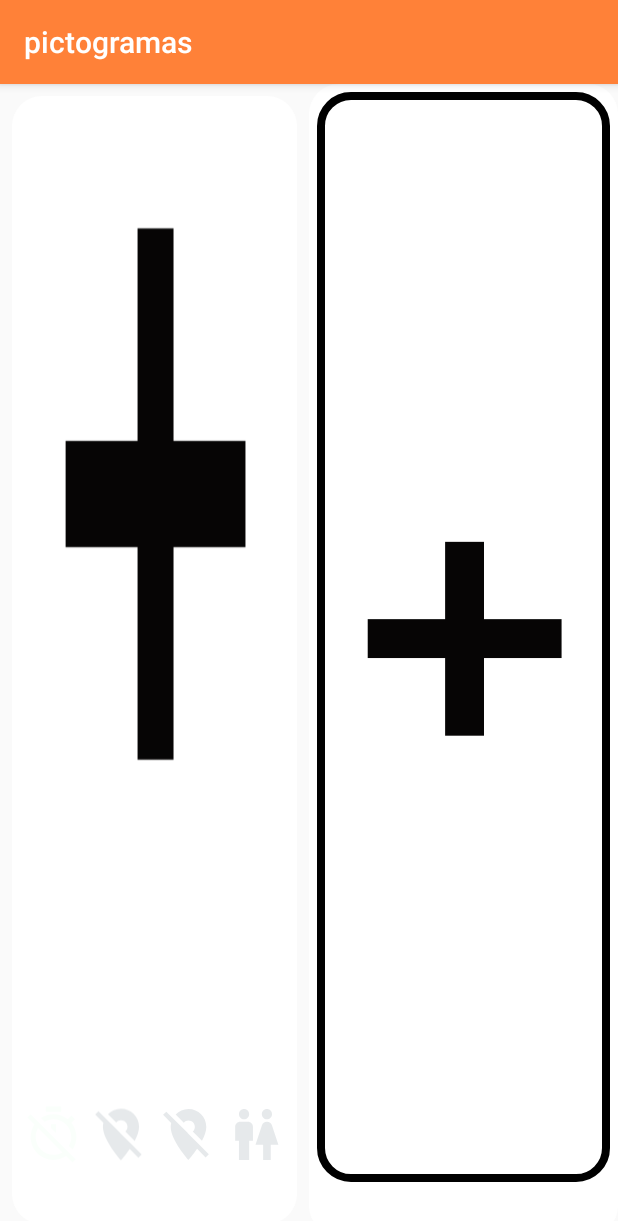
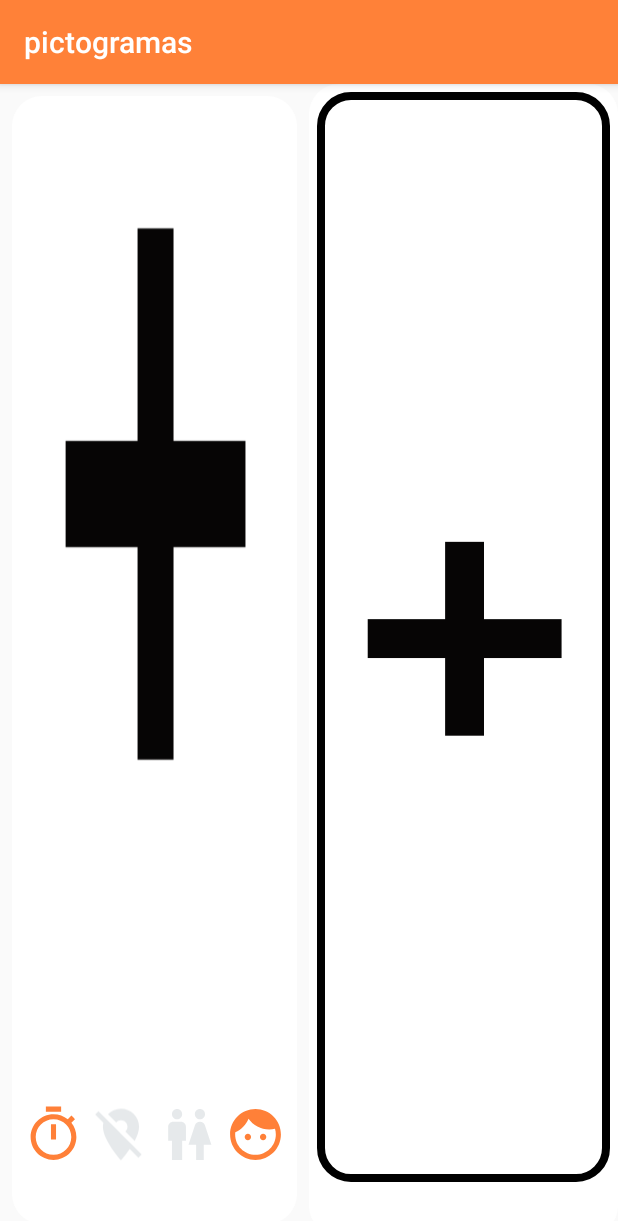
Before and after one commit to OTTAA-Project/PictogramsLibrary, an Android app: the screen it shows after launch (MainActivity), on a phone screen of 412 x 824 dp. Shown: the top 1221 px of the screen. Run offline under Robolectric (Android 15) with nearby library versions, the phone set to English and light mode, and no system bars; pictures from the network do not load; 4 statements that could not run were skipped.

Commit message:
version 0.1.8.18 prerelease

```diff
--- a/app/pictogramslibrary/src/main/java/com/stonefacesoft/pictogramslibrary/Classes/OTTAAProjectObjects.java
+++ b/app/pictogramslibrary/src/main/java/com/stonefacesoft/pictogramslibrary/Classes/OTTAAProjectObjects.java
@@ -172,6 +172,8 @@ public class OTTAAProjectObjects {
         this.id=manager.JsonObjectGetInt(object,"id","PictogramLibrary");
     }
 
+
+
     public void setLocale(String locale) {
         this.locale = locale;
     }
--- a/app/pictogramslibrary/src/main/java/com/stonefacesoft/pictogramslibrary/view/GroupView.java
+++ b/app/pictogramslibrary/src/main/java/com/stonefacesoft/pictogramslibrary/view/GroupView.java
@@ -104,18 +104,25 @@ public class GroupView extends TarjetView{
             else
                 glideAttatcher.useDiskCacheStrategy().loadDrawable(Uri.parse(pictogramsLibraryGroup.getUrl()),this.icon);
         }
-        loadPictogram(pictogramsLibraryGroup.getLocation(),this.getResources().getDrawable(R.drawable.ic_location_on_black_24dp),this.getResources().getDrawable(R.drawable.ic_location_off_black_24dp),tagUbicacion);
-        loadPictogram(pictogramsLibraryGroup.getAge(),this.getResources().getDrawable(R.drawable.ic_baseline_wc_24),this.getResources().getDrawable(R.drawable.ic_baseline_disable_24),tagSexo);
-        loadPictogram(pictogramsLibraryGroup.getGender(),this.getResources().getDrawable(R.drawable.ic_face_black_on_24dp),this.getResources().getDrawable(R.drawable.ic_location_off_black_24dp),tagEdad);
-        loadPictogram(pictogramsLibraryGroup.getHour(),this.getResources().getDrawable(R.drawable.ic_timer_black_24dp),this.getResources().getDrawable(R.drawable.ic_timer_off_black_24dp),tagHora);
-    }
+  }
 
-    private void loadPictogram(JSONArray array,Drawable drawable,Drawable drawableFalse,ImageView view){
-        if(array.length() != 0)
-            view.setImageDrawable(drawable);
-        else
-            view.setImageDrawable(drawableFalse);
-    }
+  public void loadHourIcon(boolean value){
+      tagHora.setImageResource(value?R.drawable.ic_timer_black_24dp:R.drawable.ic_timer_off_black_24dp);
+  }
+  public void loadGenderIcon(boolean value){
+      tagSexo.setImageResource(value?R.drawable.ic_baseline_wc_24:R.drawable.ic_baseline_disable_24);
+
+  }
+  public void loadLocationIcon(boolean value){
+      tagUbicacion.setImageResource(value?R.drawable.ic_location_on_black_24dp:R.drawable.ic_location_off_black_24dp);
+  }
+
+  public void loadAgeIcon(boolean value){
+      tagUbicacion.setImageResource(value?R.drawable.ic_face_black_on_24dp:R.drawable.ic_face_black_24dp);
+
+  }
+
+
 
     public void setCustom_Texto(String t) {
         this.Custom_Texto = t;
```
